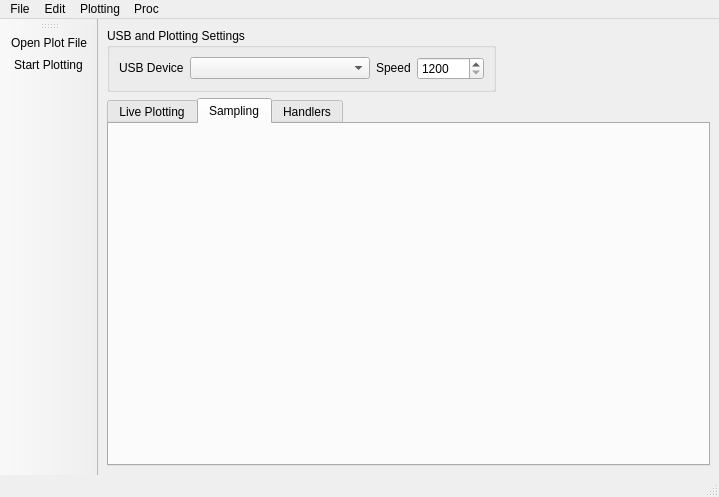
Above: Resources/mainui.ui from gdroumpalis/Electro before the change. Below: the same form after it.
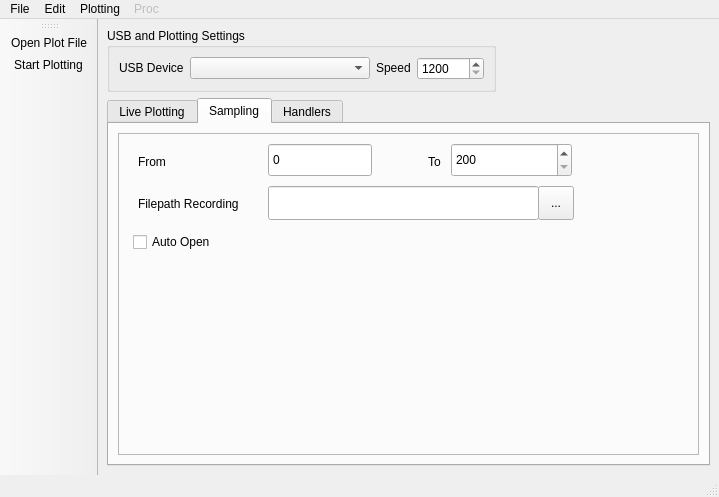
That is the form after the change. The open tabs and pages were chosen to show the change. Icons and pictures are not drawn.

Commit message: Add basic options on the UIs

```diff
--- a/Resources/mainui.ui
+++ b/Resources/mainui.ui
@@ -135,6 +135,125 @@
        <attribute name="title">
         <string>Sampling</string>
        </attribute>
+       <layout class="QGridLayout" name="gridLayout_2">
+        <item row="0" column="0">
+         <widget class="QFrame" name="frame_3">
+          <property name="frameShape">
+           <enum>QFrame::StyledPanel</enum>
+          </property>
+          <property name="frameShadow">
+           <enum>QFrame::Raised</enum>
+          </property>
+          <widget class="QLineEdit" name="filepathlineedit_2">
+           <property name="geometry">
+            <rect>
+             <x>150</x>
+             <y>53</y>
+             <width>271</width>
+             <height>34</height>
+            </rect>
+           </property>
+          </widget>
+          <widget class="QToolButton" name="filepathtoolbutton_2">
+           <property name="geometry">
+            <rect>
+             <x>420</x>
+             <y>53</y>
+             <width>36</width>
+             <height>34</height>
+            </rect>
+           </property>
+           <property name="text">
+            <string>...</string>
+           </property>
+          </widget>
+          <widget class="QLabel" name="label_4">
+           <property name="geometry">
+            <rect>
+             <x>20</x>
+             <y>60</y>
+             <width>131</width>
+             <height>21</height>
+            </rect>
+           </property>
+           <property name="text">
+            <string>Filepath Recording</string>
+           </property>
+          </widget>
+          <widget class="QSpinBox" name="spinBox_2">
+           <property name="geometry">
+            <rect>
+             <x>150</x>
+             <y>10</y>
+             <width>104</width>
+             <height>34</height>
+            </rect>
+           </property>
+           <property name="buttonSymbols">
+            <enum>QAbstractSpinBox::NoButtons</enum>
+           </property>
+           <property name="maximum">
+            <number>0</number>
+           </property>
+          </widget>
+          <widget class="QSpinBox" name="spinBox_3">
+           <property name="geometry">
+            <rect>
+             <x>333</x>
+             <y>10</y>
+             <width>121</width>
+             <height>34</height>
+            </rect>
+           </property>
+           <property name="minimum">
+            <number>200</number>
+           </property>
+           <property name="maximum">
+            <number>5000</number>
+           </property>
+          </widget>
+          <widget class="QLabel" name="label_5">
+           <property name="geometry">
+            <rect>
+             <x>20</x>
+             <y>20</y>
+             <width>65</width>
+             <height>18</height>
+            </rect>
+           </property>
+           <property name="text">
+            <string>From</string>
+           </property>
+          </widget>
+          <widget class="QLabel" name="label_6">
+           <property name="geometry">
+            <rect>
+             <x>310</x>
+             <y>18</y>
+             <width>41</width>
+             <height>21</height>
+            </rect>
+           </property>
+           <property name="text">
+            <string>To</string>
+           </property>
+          </widget>
+          <widget class="QCheckBox" name="autoopenfilecheckbox">
+           <property name="geometry">
+            <rect>
+             <x>15</x>
+             <y>97</y>
+             <width>111</width>
+             <height>24</height>
+            </rect>
+           </property>
+           <property name="text">
+            <string>Auto Open</string>
+           </property>
+          </widget>
+         </widget>
+        </item>
+       </layout>
       </widget>
       <widget class="QWidget" name="tab_3">
        <attribute name="title">
@@ -209,6 +328,9 @@
     <addaction name="actionClose"/>
    </widget>
    <widget class="QMenu" name="menuSettings">
+    <property name="enabled">
+     <bool>false</bool>
+    </property>
     <property name="title">
      <string>Proc</string>
     </property>
```
Left out of the diff: 86 changed lines with no effect on the pictures. The commit also changes 3 other files.
